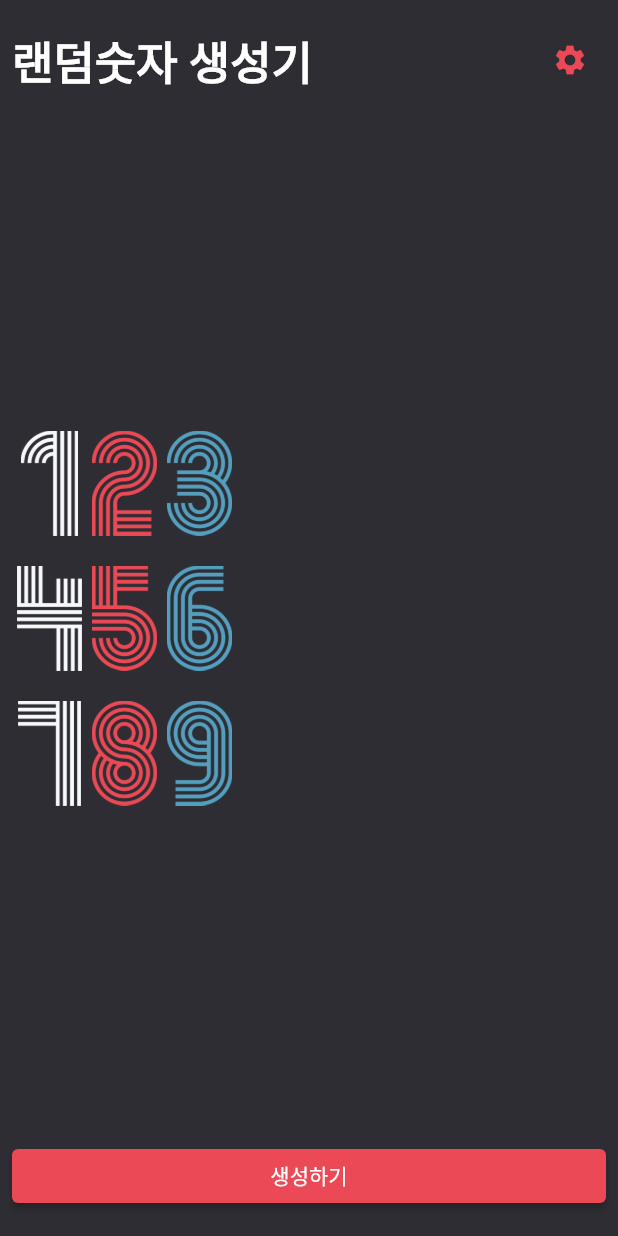
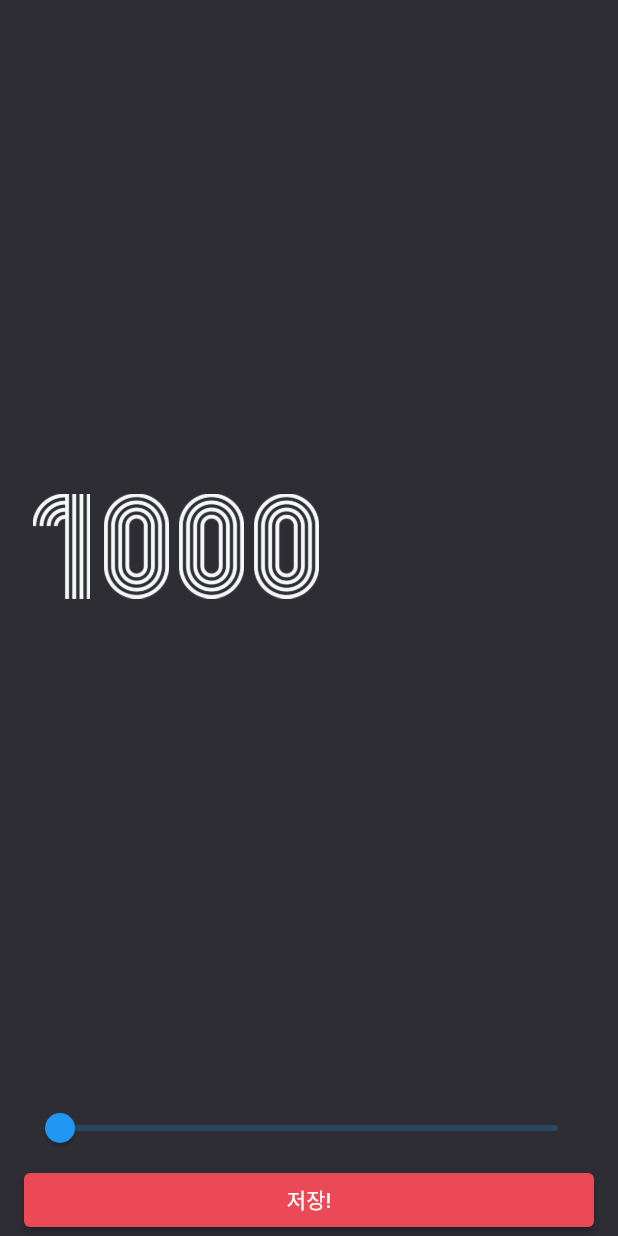
Before and after one commit to ryaotuix/random_number_generator, a Flutter app: the screen it shows after launch, after a tap on the "settings" icon, on a phone screen of 412 x 824 dp. Run offline on Flutter 3.47's test engine with Material 2 defaults, Android fonts, the phone set to English and light mode, and no system bars.

Commit message:
separated folder and learned how to save values when screen is changed

```diff
--- /dev/null
+++ b/lib/component/number_row.dart
@@ -0,0 +1,24 @@
+import 'package:flutter/material.dart';
+
+class NumberRow extends StatelessWidget {
+  final int num;
+
+  const NumberRow({required this.num, super.key});
+
+  @override
+  Widget build(BuildContext context) {
+    return Row(
+      children: num
+          .toString()
+          .split("")
+          .map(
+            (e) => Image.asset(
+              'asset/img/$e.png',
+              width: 50,
+              height: 70,
+            ),
+          )
+          .toList(),
+    );
+  }
+}
--- a/lib/screen/home_screen.dart
+++ b/lib/screen/home_screen.dart
@@ -1,7 +1,9 @@
 import 'dart:math';
 
+import 'package:random_number_generator/component/number_row.dart';
 import 'package:flutter/material.dart';
 import 'package:random_number_generator/constant/color.dart';
+import 'package:random_number_generator/screen/settings_screen.dart';
 
 class HomeScreen extends StatefulWidget {
   const HomeScreen({super.key});
@@ -11,7 +13,13 @@ class HomeScreen extends StatefulWidget {
 }
 
 class _HomeScreenState extends State<HomeScreen> {
-  List<int> randomNumbers = [123, 456, 789];
+  int maxNum = 1000;
+
+  List<int> randomNumbers = [
+    123,
+    456,
+    789,
+  ];
 
   @override
   Widget build(BuildContext context) {
@@ -27,7 +35,66 @@ class _HomeScreenState extends State<HomeScreen> {
             crossAxisAlignment: CrossAxisAlignment.start,
             children: [
               // HEADER Row
-              Row(
+              _Header(
+                onPressed: onSettingsPop,
+              ),
+
+              // MID ROW
+              _Body(randomNumbers: randomNumbers),
+
+              // FOOTER ROW
+              _Footer(onPressed: onRandomNumberGenerate),
+            ],
+          ),
+        ),
+      ),
+    );
+  }
+
+  void onSettingsPop() async {
+    // [HomeScreen(), SettingsScreen()]
+    final int? result = await Navigator.of(context).push<int>(
+      MaterialPageRoute(
+        builder: (BuildContext context) {
+          return SettingsScreen(
+            maxNum: maxNum,
+          );
+        },
+      ),
+    );
+
+    if (result != null) {
+      setState(() {
+        maxNum = result;
+      });
+    }
+    print(result);
+  }
+
+  void onRandomNumberGenerate() {
+    final rand = Random();
+    final Set<int> newNms = {};
+
+    while (newNms.length != 3) {
+      final number = rand.nextInt(maxNum);
+      newNms.add(number);
+    }
+
+    setState(() {
+      randomNumbers = newNms.toList();
+    });
+    // / print(newNms);
+  }
+}
+
+class _Header extends StatelessWidget {
+  final VoidCallback onPressed;
+
+  const _Header({required this.onPressed, super.key});
+
+  @override
+  Widget build(BuildContext context) {
+    return Row(
       mainAxisAlignment: MainAxisAlignment.spaceBetween,
       children: [
         const Text(
@@ -39,17 +106,25 @@ class _HomeScreenState extends State<HomeScreen> {
           ),
         ),
         IconButton(
-                    onPressed: () {},
+          onPressed: onPressed,
           icon: const Icon(
             Icons.settings,
             color: RED_COLOR,
           ),
         ),
       ],
-              ),
+    );
+  }
+}
 
-              // MID ROW
-              Expanded(
+class _Body extends StatelessWidget {
+  final List<int> randomNumbers;
+
+  const _Body({required this.randomNumbers, super.key});
+
+  @override
+  Widget build(BuildContext context) {
+    return Expanded(
       child: Column(
           crossAxisAlignment: CrossAxisAlignment.start,
           mainAxisAlignment: MainAxisAlignment.center,
@@ -58,53 +133,32 @@ class _HomeScreenState extends State<HomeScreen> {
               .entries
               .map(
                 (e) => Padding(
-                            padding:
-                                EdgeInsets.only(bottom: e.key == 2 ? 0 : 20),
-                            child: Row(
-                                children: e.value
-                                    .toString()
-                                    .split('')
-                                    .map(
-                                      (x) => Image.asset(
-                                        "asset/img/$x.png",
-                                        height: 70,
-                                        width: 50,
+                  padding: EdgeInsets.only(bottom: e.key == 2 ? 0 : 20),
+                  child: NumberRow(
+                    num: e.value,
+                  ),
                 ),
               )
               .toList()),
-                          ),
-                        )
-                        .toList()),
-              ),
+    );
+  }
+}
 
-              // FOOTER ROW
-              SizedBox(
+class _Footer extends StatelessWidget {
+  final VoidCallback onPressed;
+
+  const _Footer({required this.onPressed, super.key});
+
+  @override
+  Widget build(BuildContext context) {
+    return SizedBox(
       width: double.infinity,
       child: ElevatedButton(
         style: ElevatedButton.styleFrom(
           backgroundColor: RED_COLOR,
         ),
-                  onPressed: () {
-                    final rand = Random();
-                    final Set<int> newNms = {};
-
-                    while(newNms.length != 3) {
-                      final number = rand.nextInt(1000);
-                      newNms.add(number);
-                    }
-
-                    setState(() {
-                      randomNumbers = newNms.toList();
-                    });
-
-                    print(newNms);
-                  },
+        onPressed: onPressed,
         child: Text("생성하기"),
-                ),
-              ),
-            ],
-          ),
-        ),
       ),
     );
   }
--- /dev/null
+++ b/lib/screen/settings_screen.dart
@@ -0,0 +1,111 @@
+import 'package:flutter/material.dart';
+import 'package:random_number_generator/constant/color.dart';
+
+import '../component/number_row.dart';
+
+class SettingsScreen extends StatefulWidget {
+  final int maxNum;
+
+  const SettingsScreen({required this.maxNum, super.key});
+
+  @override
+  State<SettingsScreen> createState() => _SettingsScreenState();
+}
+
+class _SettingsScreenState extends State<SettingsScreen> {
+  double maxNum = 1000;
+
+  @override
+  void initState() {
+    // TODO: implement initState
+    super.initState();
+
+    maxNum = widget.maxNum.toDouble();
+  }
+
+  @override
+  Widget build(BuildContext context) {
+    return Scaffold(
+      backgroundColor: PRIMARY_COLOR,
+      body: SafeArea(
+        child: Padding(
+          padding: const EdgeInsets.symmetric(
+            horizontal: 16,
+          ),
+          child: Column(
+            mainAxisAlignment: MainAxisAlignment.spaceEvenly,
+            crossAxisAlignment: CrossAxisAlignment.stretch,
+            children: [
+              // body
+              _Body(maxNum: maxNum),
+
+              // footer
+              _Footer(
+                maxNum: maxNum,
+                onSliderChanged: onSliderChagned,
+                onButtonPressed: onButtonPressed,
+              )
+            ],
+          ),
+        ),
+      ),
+    );
+  }
+
+  void onSliderChagned(double val) {
+    setState(() {
+      maxNum = val;
+    });
+  }
+
+  void onButtonPressed() {
+    Navigator.of(context).pop(maxNum.toInt());
+  }
+}
+
+class _Body extends StatelessWidget {
+  final double maxNum;
+
+  const _Body({required this.maxNum, super.key});
+
+  @override
+  Widget build(BuildContext context) {
+    return Expanded(
+      child: NumberRow(num: maxNum.toInt()),
+    );
+  }
+}
+
+class _Footer extends StatelessWidget {
+  final double maxNum;
+  final ValueChanged<double>? onSliderChanged;
+  final VoidCallback onButtonPressed;
+
+  const _Footer(
+      {required this.onButtonPressed,
+      required this.maxNum,
+      required this.onSliderChanged,
+      super.key});
+
+  @override
+  Widget build(BuildContext context) {
+    return Column(
+      crossAxisAlignment: CrossAxisAlignment.stretch,
+      children: [
+        Slider(
+          value: maxNum,
+          min: 1000,
+          max: 1000000,
+          onChanged: onSliderChanged,
+        ),
+        ElevatedButton(
+          onPressed: onButtonPressed,
+          style: ElevatedButton.styleFrom(
+            backgroundColor: RED_COLOR,
+          ),
+          child: Text("저장!"),
+        ),
+      ],
+    );
+  }
+}
```
Lines whose indentation alone changed are shown as unchanged.
